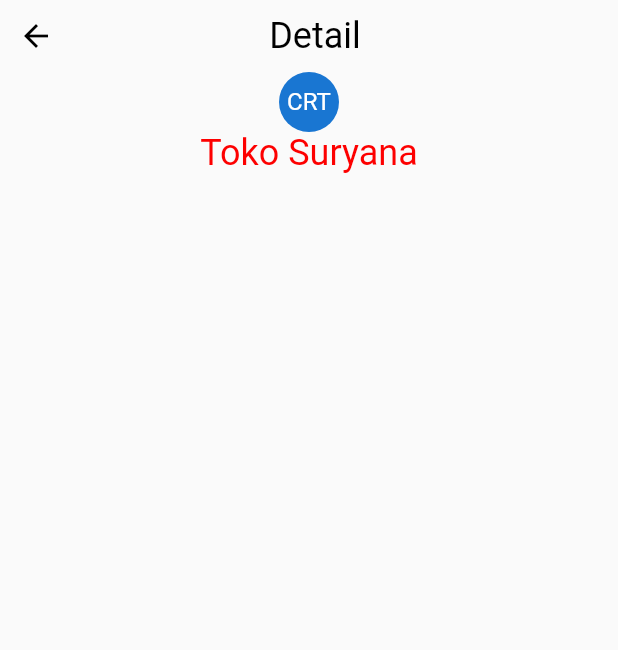
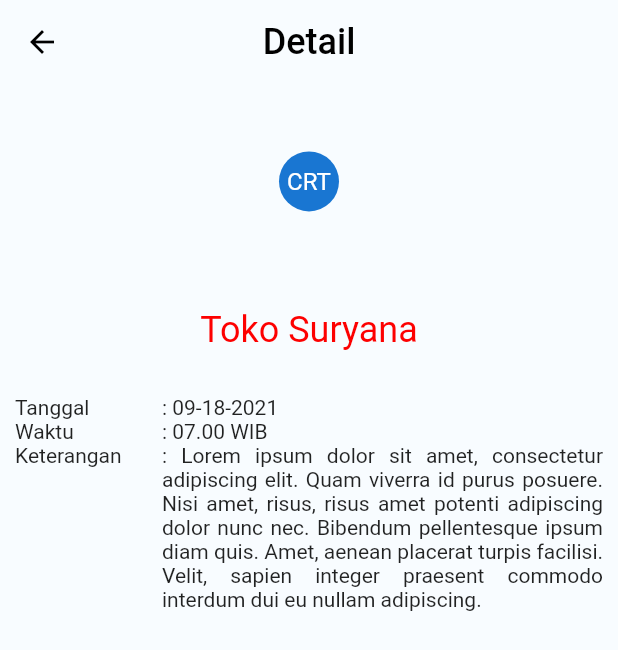
Before and after one commit to almikurniawan/sales, a Flutter app: the HistoryDetail screen opened directly, on a phone screen of 412 x 824 dp. Shown: the top 650 px of the screen. Run offline on Flutter 3.47's test engine with Material 2 defaults, Android fonts, the phone set to English and light mode, and no system bars.

Commit message:
update detail history

```diff
--- a/lib/page/history_detail.dart
+++ b/lib/page/history_detail.dart
@@ -11,35 +11,77 @@ class _HistoryDetailState extends State<HistoryDetail> {
   @override
   Widget build(BuildContext context) {
     return Scaffold(
+      appBar: AppBar(
+        elevation: 0.0,
+        backgroundColor: Color(0xFFF8FCFF),
+        leading: Builder(
+          builder: (BuildContext context) {
+            return IconButton(
+              icon: Icon(
+                Icons.arrow_back,
+                color: Colors.black,
+              ),
+              onPressed: () {
+                Navigator.pop(context);
+              },
+              tooltip: MaterialLocalizations.of(context).openAppDrawerTooltip,
+            );
+          },
+        ),
+        centerTitle: true,
+        title: Text(
+          "Detail",
+          style: TextStyle(color: Colors.black, fontSize: 24),
+        ),
+      ),
       body: Container(
+        color: Color(0xFFF8FCFF),
+        padding: EdgeInsets.all(10),
         child: Column(
           mainAxisAlignment: MainAxisAlignment.start,
           children: [
-            Row(
-              mainAxisAlignment: MainAxisAlignment.spaceBetween,
-              children: [
-                IconButton(
-                    onPressed: () => Navigator.of(context).pop(true),
-                    icon: Icon(
-                      Icons.arrow_back,
-                      color: Colors.black,
-                    )),
-                Text(
-                  "Detail",
-                  style: TextStyle(color: Colors.black, fontSize: 24),
+            SizedBox(
+              height: MediaQuery.of(context).size.height/7.5,
+              child: CircleAvatar(
+                child: FittedBox(
+                  child: Text("CRT"),
                 ),
-                SizedBox(
-                  width: 40,
-                ),
-              ],
-            ),
-            CircleAvatar(
-              child: FittedBox(
-                child: Text("CRT"),
               ),
             ),
-            Text("Toko Suryana",style: TextStyle(color: Color(0xFFFD0000),fontSize: 24),),
-
+            SizedBox(
+              height: 30,
+            ),
+            Text(
+              "Toko Suryana",
+              style: TextStyle(color: Color(0xFFFD0000), fontSize: 24),
+            ),
+            SizedBox(
+              height: 30,
+            ),
+            Table(
+              columnWidths: {
+                0: FlexColumnWidth(1),
+                1: FlexColumnWidth(3),
+              },
+              children: [
+                TableRow(children: [
+                  TableCell(child: Text("Tanggal")),
+                  TableCell(child: Text(": 09-18-2021")),
+                ]),
+                TableRow(children: [
+                  TableCell(child: Text("Waktu")),
+                  TableCell(child: Text(": 07.00 WIB")),
+                ]),
+                TableRow(children: [
+                  TableCell(child: Text("Keterangan")),
+                  TableCell(
+                      child: Text(
+                    ": Lorem ipsum dolor sit amet, consectetur adipiscing elit. Quam viverra id purus posuere. Nisi amet, risus, risus amet potenti adipiscing dolor nunc nec. Bibendum pellentesque ipsum diam quis. Amet, aenean placerat turpis facilisi. Velit, sapien integer praesent commodo interdum dui eu nullam adipiscing. ",
+                    textAlign: TextAlign.justify,
+                  )),
+                ]),
+              ],
+            )
           ],
         ),
       ),
```
